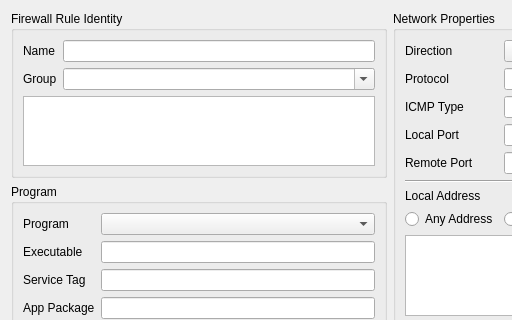
First picture: the form in MajorPrivacy/Forms/FirewallRuleWnd.ui, repository xanasoft/MajorPrivacy, before the edit; both pictures show x 0 to 512 and y 0 to 320 of the 780 by 566 pixel window.
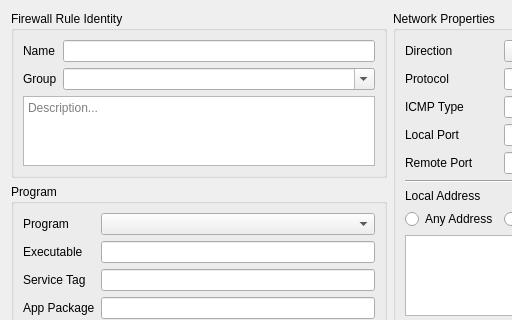
Second picture: the form after the edit.

Patch:
```diff
--- a/MajorPrivacy/Forms/FirewallRuleWnd.ui
+++ b/MajorPrivacy/Forms/FirewallRuleWnd.ui
@@ -83,6 +83,9 @@
           <height>96</height>
          </size>
         </property>
+        <property name="placeholderText">
+         <string>Description...</string>
+        </property>
        </widget>
       </item>
      </layout>
```
Left out of the diff: 2 changed lines with no effect on the pictures.
